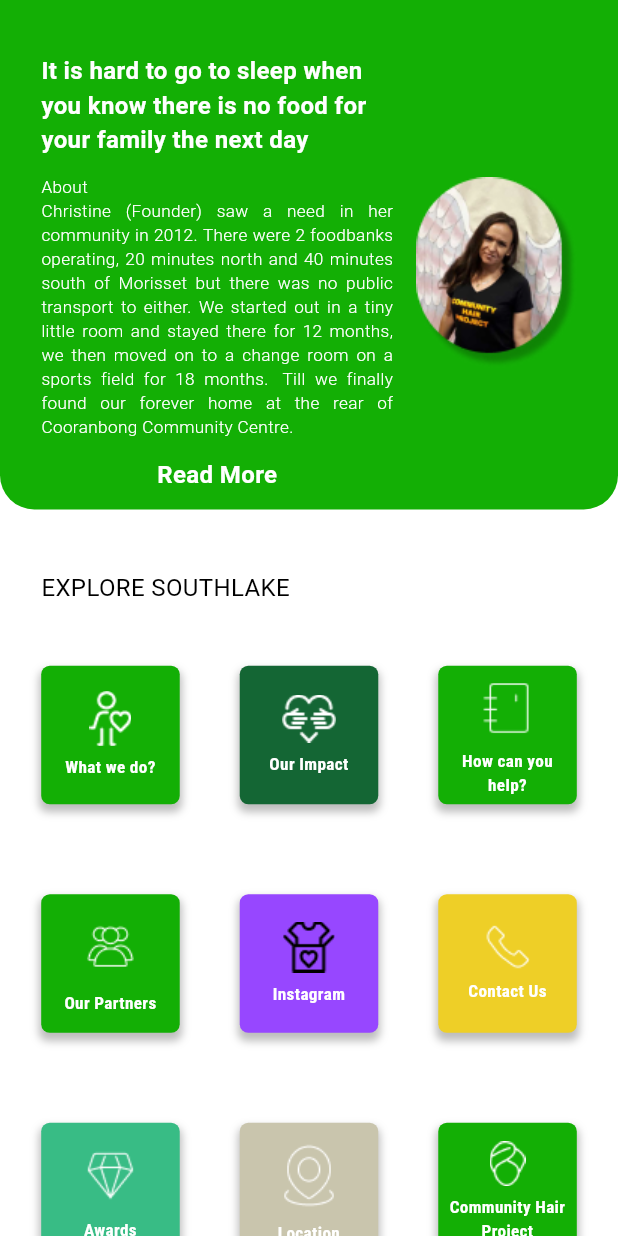
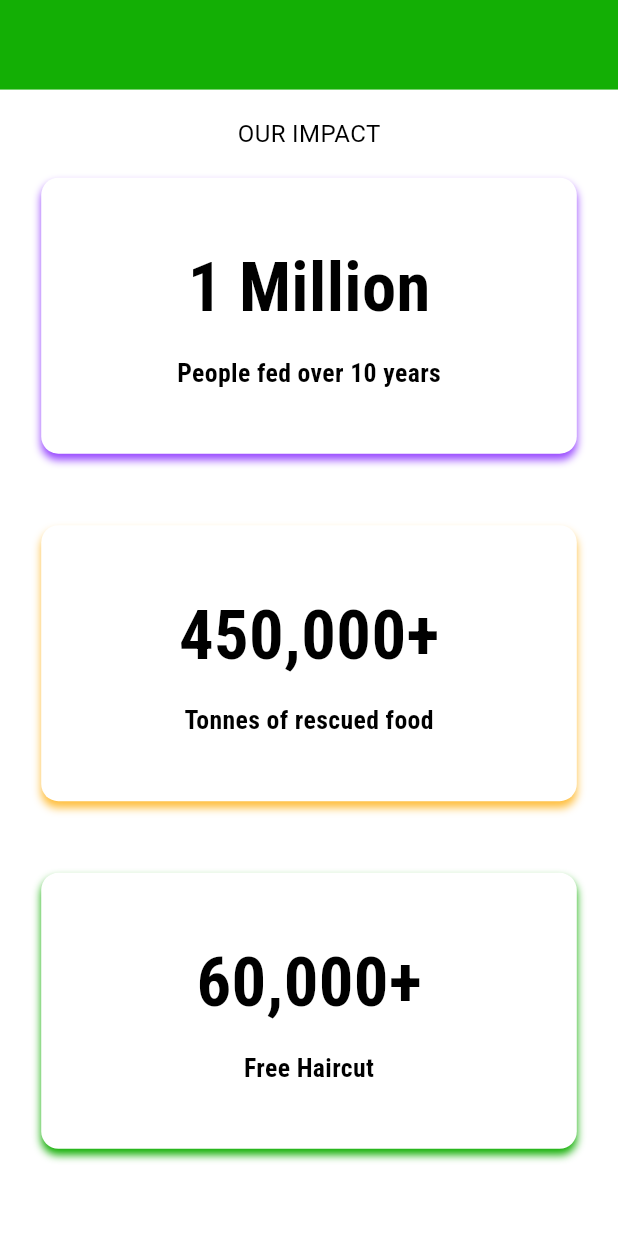
Before and after one commit to rahulkandel07/assignment, a Flutter app: the screen it shows after launch, after a tap on "Our Impact", on a phone screen of 412 x 824 dp. Run offline on Flutter 3.47's test engine with Material 3 defaults, Android fonts, the phone set to English and light mode, and no system bars; our stand-ins replace flutter_screenutil, google_fonts; Roboto replaces fonts that are missing (Rosario, Yaldevi).

Commit message:
Added our impact screen

```diff
--- a/lib/constants/app_colors.dart
+++ b/lib/constants/app_colors.dart
@@ -35,4 +35,9 @@ class AppColors {
   /// #C9C5AD
   ///
   static const Color oxffc9c5AD = Color(0xffc9c5AD);
+
+  ///
+  /// #FFBF3F
+  ///
+  static const Color oxffFFBF3F = Color(0xffFFBF3F);
 }
--- a/lib/constants/app_routes.dart
+++ b/lib/constants/app_routes.dart
@@ -8,4 +8,9 @@ class AppRoutes {
   /// Route For the What we do  screen
   ///
   static const String whatWeDoScreenRoute = "/what-we-do";
+
+  ///
+  /// Route For the Our impact  screen
+  ///
+  static const String ourImpactScreenRoute = "/our-impact";
 }
--- a/lib/features/homepage/screens/explore_southlake_screen.dart
+++ b/lib/features/homepage/screens/explore_southlake_screen.dart
@@ -18,7 +18,7 @@ class ExploreSouthlakeScreen extends StatelessWidget {
     {
       "image": AppImages.love,
       "title": "Our Impact",
-      "route": AppRoutes.exploreSouthLakeScreen,
+      "route": AppRoutes.ourImpactScreenRoute,
       "color": AppColors.oxff146634,
     },
     {
--- /dev/null
+++ b/lib/features/homepage/screens/our_impact_screen.dart
@@ -0,0 +1,95 @@
+import 'package:assignment/constants/app_colors.dart';
+import 'package:flutter/material.dart';
+import 'package:flutter_screenutil/flutter_screenutil.dart';
+import 'package:google_fonts/google_fonts.dart';
+
+class OurImpactScreen extends StatelessWidget {
+  const OurImpactScreen({super.key});
+
+  @override
+  Widget build(BuildContext context) {
+    return Scaffold(
+      body: SafeArea(
+        child: SingleChildScrollView(
+          child: Column(
+            children: [
+              Container(
+                height: 50.h,
+                color: AppColors.oxff13AF05,
+              ),
+              Padding(
+                padding: EdgeInsets.symmetric(vertical: 15.h),
+                child: Text(
+                  "OUR IMPACT",
+                  style: GoogleFonts.yaldevi(
+                    fontSize: 14.sp,
+                    color: Colors.black,
+                    fontWeight: FontWeight.w400,
+                  ),
+                ),
+              ),
+              _buildImpactCard(
+                  shadowColor: AppColors.oxff9747FF,
+                  title: "1 Million",
+                  subTitle: "People fed over 10 years"),
+              40.verticalSpace,
+              _buildImpactCard(
+                  shadowColor: AppColors.oxffFFBF3F,
+                  title: "450,000+",
+                  subTitle: "Tonnes of rescued food"),
+              40.verticalSpace,
+              _buildImpactCard(
+                  shadowColor: AppColors.oxff13AF05,
+                  title: "60,000+",
+                  subTitle: "Free Haircut"),
+            ],
+          ),
+        ),
+      ),
+    );
+  }
+
+  _buildImpactCard(
+      {required Color shadowColor,
+      required String title,
+      required String subTitle}) {
+    return Container(
+      margin: EdgeInsets.symmetric(horizontal: 24.w),
+      height: 154.h,
+      width: double.infinity,
+      decoration: BoxDecoration(
+        color: Colors.white,
+        borderRadius: BorderRadius.circular(10.r),
+        boxShadow: [
+          BoxShadow(
+            color: shadowColor,
+            offset: const Offset(0, 4),
+            blurRadius: 4,
+          )
+        ],
+      ),
+      child: Column(
+        mainAxisAlignment: MainAxisAlignment.center,
+        children: [
+          Text(
+            title,
+            style: GoogleFonts.robotoCondensed(
+              fontSize: 40.sp,
+              fontWeight: FontWeight.w700,
+              color: Colors.black,
+            ),
+          ),
+          10.verticalSpace,
+          Text(
+            subTitle,
+            style: GoogleFonts.robotoCondensed(
+              fontSize: 15.sp,
+              fontWeight: FontWeight.w700,
+              color: Colors.black,
+            ),
+          ),
+        ],
+      ),
+    );
+  }
+}
--- a/lib/main.dart
+++ b/lib/main.dart
@@ -1,5 +1,6 @@
 import 'package:assignment/constants/app_routes.dart';
 import 'package:assignment/features/homepage/screens/explore_southlake_screen.dart';
+import 'package:assignment/features/homepage/screens/our_impact_screen.dart';
 import 'package:assignment/features/homepage/screens/what_we_do_screen.dart';
 import 'package:assignment/features/splash/splash_screen.dart';
 import 'package:flutter/material.dart';
@@ -30,6 +31,7 @@ class MyApp extends StatelessWidget {
           routes: {
             AppRoutes.exploreSouthLakeScreen: (ctx) => ExploreSouthlakeScreen(),
             AppRoutes.whatWeDoScreenRoute: (ctx) => const WhatWeDoScreen(),
+            AppRoutes.ourImpactScreenRoute: (ctx) => const OurImpactScreen(),
           },
         );
       },
```
